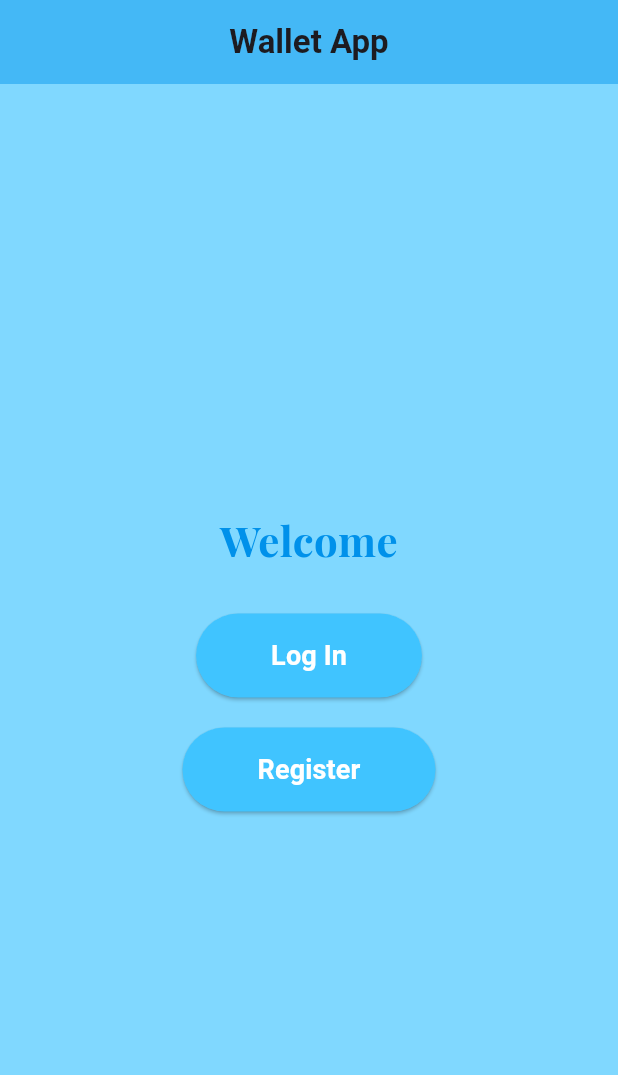
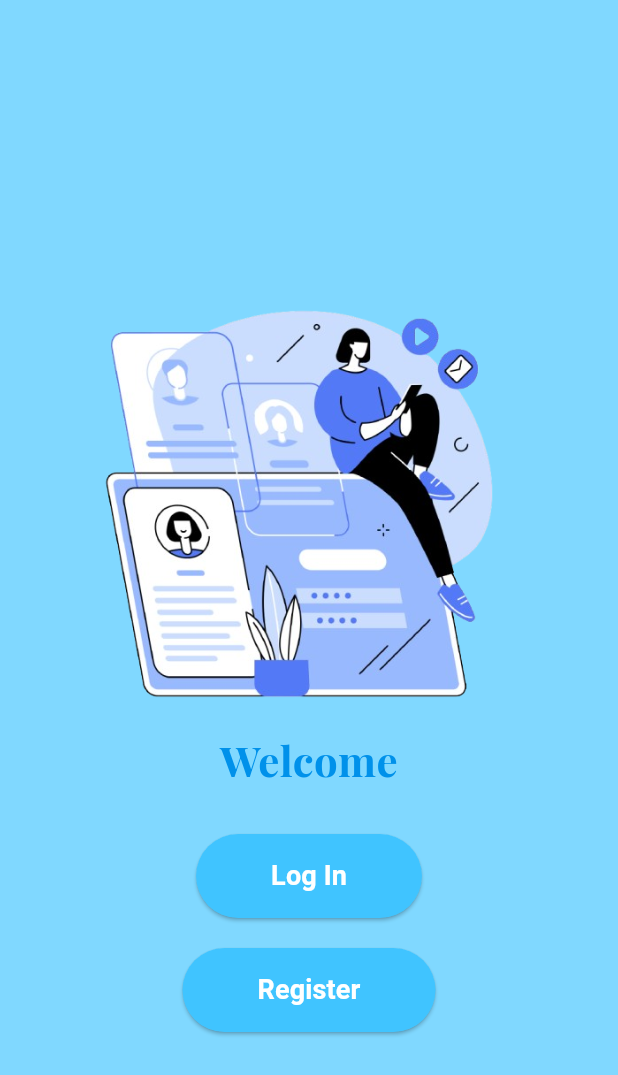
Before and after one commit to afrozaa/Walltet, a Flutter app: the screen it shows after launch, on a phone screen of 412 x 824 dp. Shown: the top 1075 px of the screen. Run offline on Flutter 3.47's test engine with Material 3 defaults, Android fonts, the phone set to English and light mode, and no system bars; our stand-ins replace google_fonts.

Commit message:
updated registration

```diff
--- a/lib/screens/home_screen.dart
+++ b/lib/screens/home_screen.dart
@@ -33,18 +33,19 @@ class HomeScreen extends StatelessWidget {
   Widget build(BuildContext context) {
     return Scaffold(
       backgroundColor: Colors.lightBlueAccent[100],
-      appBar: AppBar(
-        title: Text('Wallet App', style: GoogleFonts.roboto(fontWeight: FontWeight.bold)),
-        backgroundColor: Colors.lightBlueAccent,
-        centerTitle: true,
-        elevation: 5,
-      ),
       body: Padding(
         padding: const EdgeInsets.symmetric(horizontal: 20.0),
         child: Center(
           child: Column(
             mainAxisAlignment: MainAxisAlignment.center,
             children: [
+              SizedBox(height: 50),
+              Center(
+                child: Image.asset(
+                  'assets/images/reg.png',
+                  height: 300,
+                ),
+              ),
               Text(
                 'Welcome',
                 style: GoogleFonts.playfairDisplay(
--- a/pubspec.yaml
+++ b/pubspec.yaml
@@ -63,7 +63,8 @@ flutter:
   # the material Icons class.
   uses-material-design: true
   assets:
-    - images/logo.png
+    - assets/images/register.png
+    - assets/images/reg.png
 
   # An image asset can refer to one or more resolution-specific "variants", see
   # https://flutter.dev/to/resolution-aware-images
```
Also changed, not shown: lib/screens/signup_screen.dart (+49 -34 lines), assets/images/logo.png (renamed from images/logo.png), assets/images/reg 2.png (added), assets/images/reg.png (added), assets/images/register.png (added), pubspec.lock.
